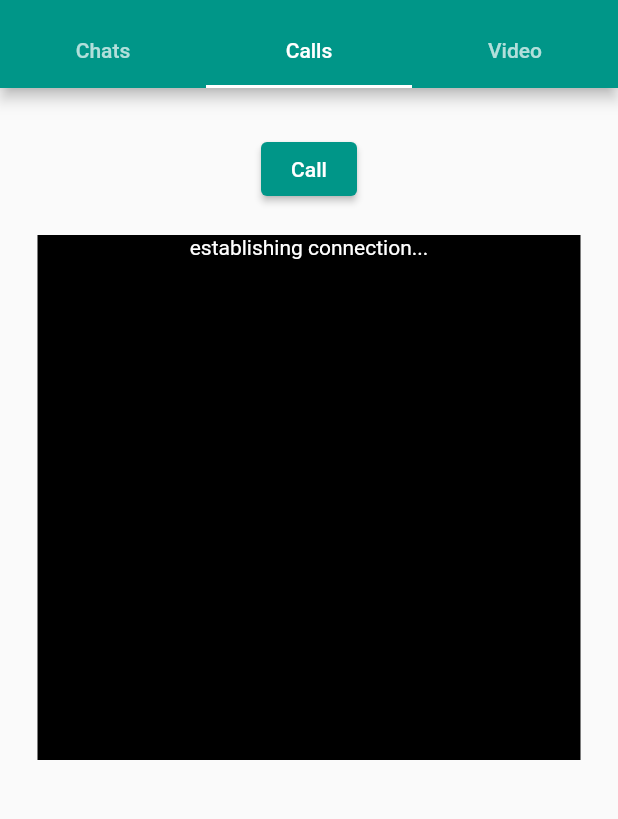
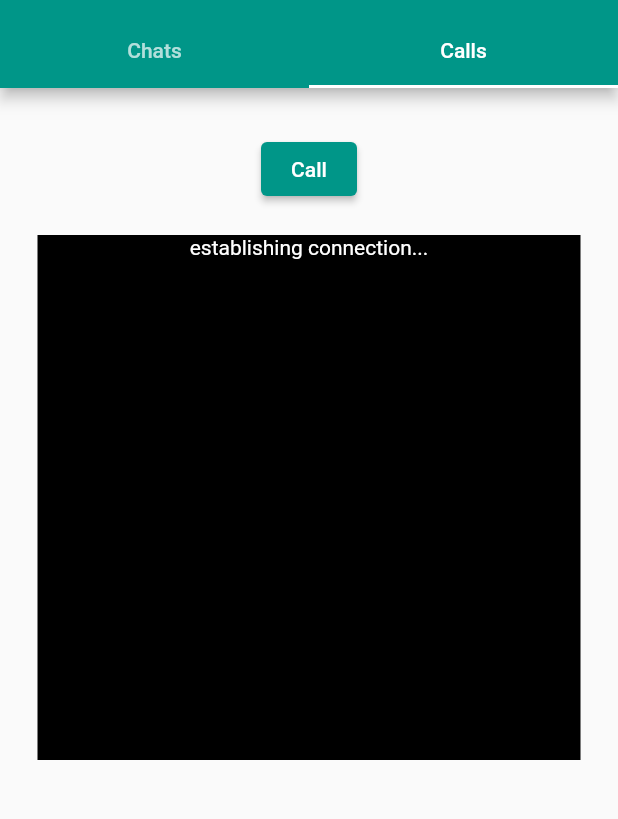
Before and after one commit to mdwazed/e2e, a Flutter app: the screen it shows after launch, tab 2 chosen, on a phone screen of 412 x 824 dp, the part 68-887 px from its top. Run offline on Flutter 3.47's test engine with Material 2 defaults, Android fonts, the phone set to English and light mode, and no system bars; our stand-ins replace expandable, flutter_chat_bubble, socket_io_client; missing offline and left inert: flutter_webrtc, openpgp, sdp_transform; network calls fail; Roboto replaces fonts that are missing (Georgia, Hind).

Commit message:
video call page removed

```diff
--- a/lib/pages/audio_call_page.dart
+++ b/lib/pages/audio_call_page.dart
@@ -101,7 +101,7 @@ class _AudioCallPageState extends State<AudioCallPage> {
   _createPeerConnecion() async {
     Map<String, dynamic> configuration = {
       "iceServers": [
-        // {"url": "stun:stun.l.google.com:19302"},
+        {"url": "stun:stun.l.google.com:19302"},
         {
           "urls": "turn:openrelay.metered.ca:80",
           "username": "openrelayproject",
--- a/lib/pages/home_page.dart
+++ b/lib/pages/home_page.dart
@@ -1,5 +1,4 @@
 import 'package:e2e/pages/audio_call_page.dart';
-import 'package:e2e/pages/video_call_page.dart';
 import "package:flutter/material.dart";
 
 import 'chat_page.dart';
@@ -16,7 +15,7 @@ class _HomePageState extends State<HomePage> with SingleTickerProviderStateMixin
   @override
   void initState() {
     super.initState();
-    _controller = TabController(length: 3, vsync: this, initialIndex: 0);
+    _controller = TabController(length: 2, vsync: this, initialIndex: 0);
   }
   @override
   Widget build(BuildContext context) {
@@ -58,9 +57,6 @@ class _HomePageState extends State<HomePage> with SingleTickerProviderStateMixin
             Tab(
               text: "Calls",
             ),
-            Tab(
-              text: "Video",
-            )
           ],
         ),
       ),
@@ -69,7 +65,7 @@ class _HomePageState extends State<HomePage> with SingleTickerProviderStateMixin
         children: const [
           ChatPage(),
           AudioCallPage(),
-          VideoCallPage(),
+          // Padding(padding: EdgeInsets.all(0),)
         ],
       ),
     );
```
